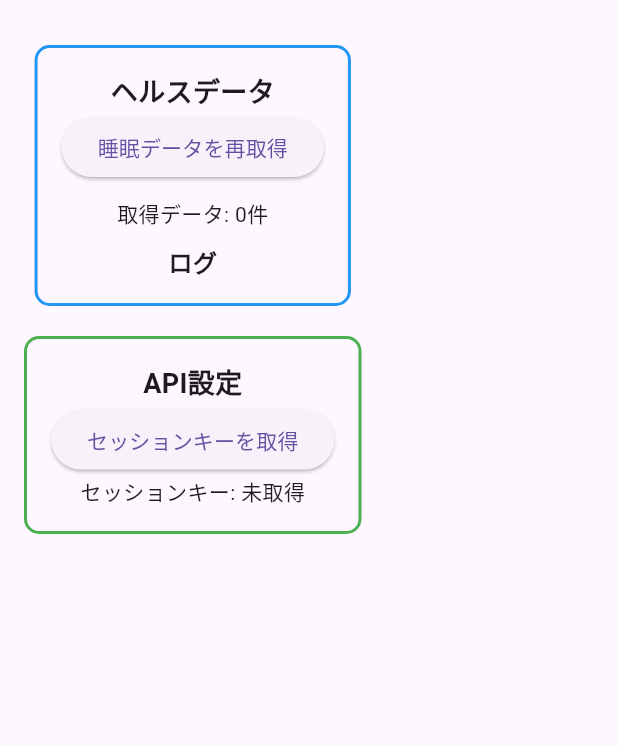
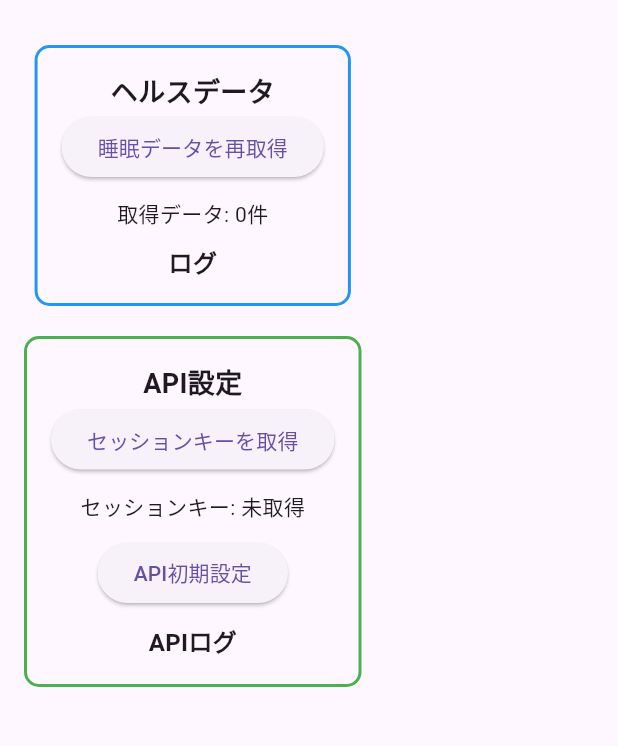
Before and after one commit to heppoko-jc/carry_app, a Flutter app: the screen it shows after launch, on a phone screen of 412 x 824 dp, the part 63-809 px from its top. Run offline on Flutter 3.47's test engine with Material 3 defaults, Android fonts, the phone set to English and light mode, and no system bars; our stand-ins replace permission_handler, shared_preferences, webview_flutter; missing offline and left inert: health.

Commit message:
初期設定機能実装

```diff
--- a/lib/main.dart
+++ b/lib/main.dart
@@ -3,6 +3,7 @@ import 'package:flutter/material.dart';
 import 'package:health/health.dart';
 import 'package:carry_app/services/health_service.dart';
 import 'package:carry_app/services/session_service.dart';
+import 'package:carry_app/services/api_service.dart';
 
 void main() {
   runApp(const MyApp());
@@ -30,7 +31,10 @@ class CarryAppScreen extends StatefulWidget {
 class _CarryAppScreenState extends State<CarryAppScreen> {
   final HealthService _healthService = HealthService();
   final SessionService _sessionService = SessionService();
+  final ApiService _apiService = ApiService();
+
   List<String> _logs = [];
+  List<String> _apiLogs = [];
   List<HealthDataPoint> _sleepData = [];
   bool _isLoading = false;
   String? _sessionKey;
@@ -57,6 +61,16 @@ class _CarryAppScreenState extends State<CarryAppScreen> {
     setState(() {
       _sleepData = sleepData;
       _isLoading = false;
+    });
+  }
+
+  /// **APIの初期設定**
+  Future<void> initializeApi() async {
+    setState(() => _apiLogs = ["API 初期設定開始..."]);
+    bool success = await _apiService.initializeDirectories();
+    setState(() {
+      _apiLogs.add(success ? "API 初期設定成功！" : "API 初期設定失敗...");
+      _apiLogs.addAll(_apiService.logs); // APIログを追加
     });
   }
 
@@ -135,13 +149,28 @@ class _CarryAppScreenState extends State<CarryAppScreen> {
                           builder: (context) => const SessionKeyWebView(),
                         ),
                       );
-                      if (token != null)
+                      if (token != null) {
                         await _sessionService.saveSessionKey(token);
-                      setState(() => _sessionKey = token);
+                        setState(() => _sessionKey = token);
+                      }
                     },
                     child: const Text("セッションキーを取得"),
                   ),
+                  const SizedBox(height: 10),
                   Text("セッションキー: ${_sessionKey ?? '未取得'}"),
+                  const SizedBox(height: 10),
+                  ElevatedButton(
+                    onPressed: initializeApi,
+                    child: const Text("API初期設定"),
+                  ),
+                  const SizedBox(height: 10),
+                  const Text(
+                    "APIログ",
+                    style: TextStyle(fontSize: 16, fontWeight: FontWeight.bold),
+                  ),
+                  ..._apiLogs.map(
+                    (log) => Text(log, style: const TextStyle(fontSize: 12)),
+                  ),
                 ],
               ),
             ),
```
Also changed, not shown: lib/services/api_service.dart (added, +148 -0 lines).
